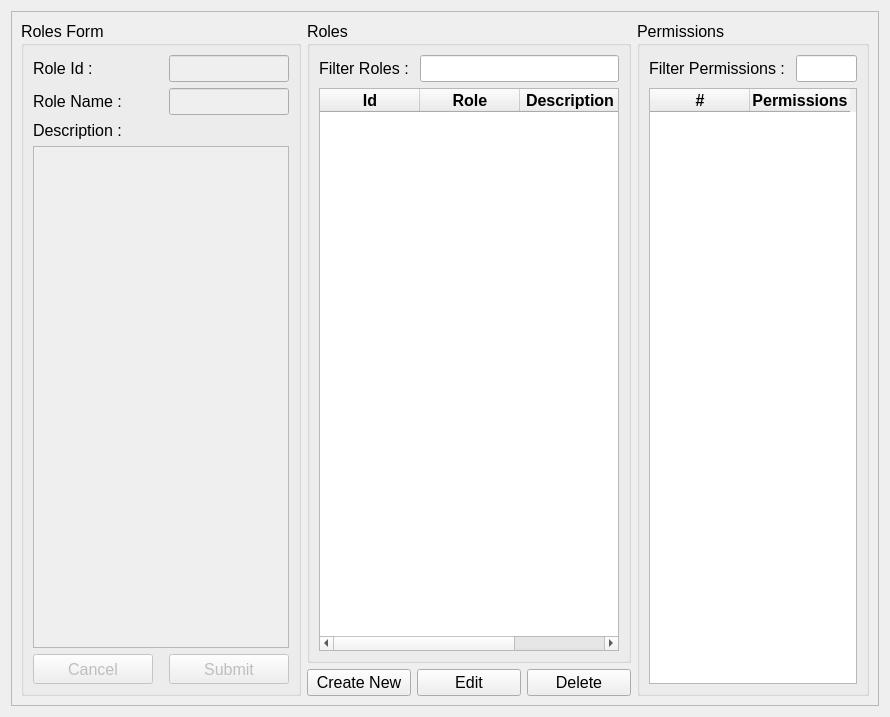
The window that ui/role_permissions.ui (michael-halim/pos) describes before a commit, drawn with Qt 5.
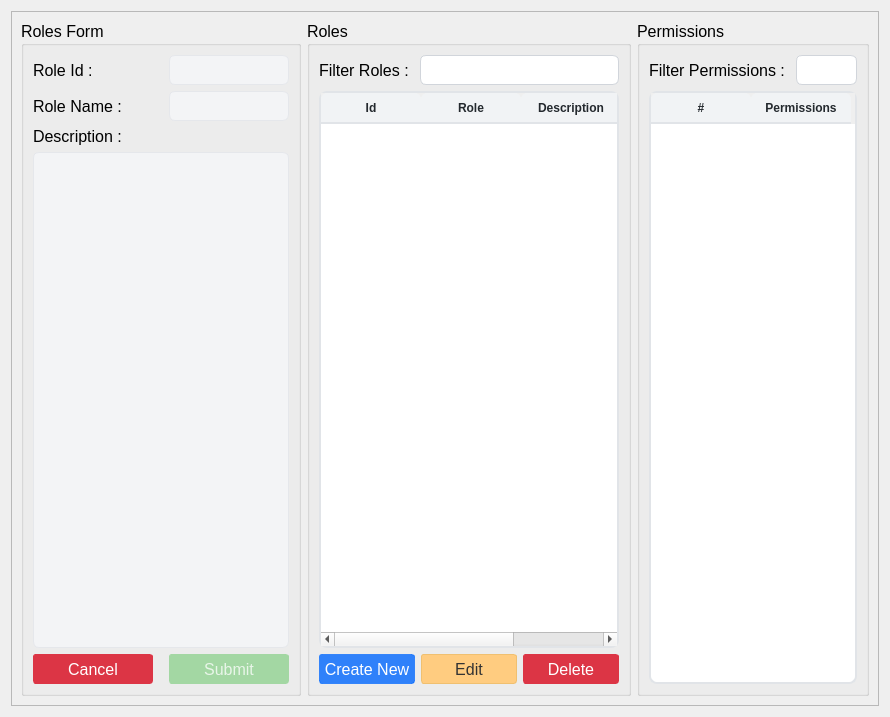
The same window after the commit.

Commit message: Patch#34: Added UI - Added UI for Table, Button, and Input - Fix some UI Behavior

What changed in the file:
```diff
--- a/ui/role_permissions.ui
+++ b/ui/role_permissions.ui
@@ -13,6 +13,256 @@
   <property name="windowTitle">
    <string>Role Permissions</string>
   </property>
+  <property name="styleSheet">
+   <string notr="true">QLineEdit{
+	border: 1px solid #d1d5db;      /* Light gray border */
+    border-radius: 6px;             /* Rounded corners */
+    outline: none;                  /* Remove default outline */
+    color: #333;                    /* Text color */
+    background-color: #fff;       /* Light gray background */
+    
+}
+
+QLineEdit:focus {
+    border: 1px solid #93c5fd;       /* Blue border on focus */
+    background-color: #ffffff;       /* White background when focused */
+}
+
+QLineEdit:disabled {
+    border: 1px solid #e5e7eb;      /* Lighter border when disabled */
+    background-color: #f3f4f6;      /* Light gray background when disabled */
+    color: #9ca3af;                 /* Lighter text color when disabled */
+}
+
+/* QComboBox Styling - Improved with clearer state indicators */
+QComboBox {
+    border: 1px solid #d1d5db;      /* Light gray border */
+    border-radius: 6px;             /* Rounded corners */
+    padding: 6px 12px 6px 10px;     /* Add some padding */
+    min-height: 20px;               /* Minimum height */
+    color: #333;                    /* Text color */
+    background-color: #fff;         /* White background */
+    selection-background-color: #93c5fd; /* Light blue selection */
+    font-size: 14px;                /* Consistent font size */
+    min-width: 6em;                 /* Minimum width */
+}
+
+QComboBox:hover:!disabled {
+    border-color: #93c5fd;          /* Light blue border on hover when enabled */
+    background-color: #f0f7ff;      /* Very light blue background on hover */
+}
+
+QComboBox:focus {
+    border: 2px solid #3b82f6;      /* Thicker, darker blue border on focus */
+    background-color: #ffffff;      /* Pure white background when focused */
+}
+
+QComboBox:disabled {
+    border: 1px solid #d9dce0;      /* Very light gray border when disabled */
+    background-color: #f3f4f6;      /* Light gray background when disabled */
+    color: #9ca3af;                 /* Lighter text color when disabled */
+}
+
+QComboBox::drop-down {
+    subcontrol-origin: padding;
+    subcontrol-position: center right;
+    width: 20px;
+    border: none;                   /* Remove border for cleaner look */
+    margin-right: 5px;              /* Add some margin */
+}
+
+/* If you don't have an icon, use this instead: */
+QComboBox::down-arrow {
+    width: 0;
+    height: 0;
+    border-left: 5px solid transparent;
+    border-right: 5px solid transparent;
+    border-top: 5px solid #666;     /* Arrow color */
+    margin-right: 5px;
+}
+
+QComboBox::down-arrow:disabled {
+    border-top: 5px solid #b0b0b0;  /* Lighter arrow color when disabled */
+}
+
+QComboBox:disabled {
+    color: #9ca3af;                 /* Lighter text when disabled */
+    background-color: #f3f4f6;      /* Light gray background */
+    border-color: #e5e7eb;          /* Lighter border */
+}
+
+/* Add a visual indicator for disabled state */
+QComboBox:disabled {
+    color: #9ca3af;
+    background-color: #f3f4f6;
+    border: 1px solid #e5e7eb;
+    padding-right: 25px;            /* Make room for the lock icon */
+}
+
+/* If you don't have a lock icon, use a pattern instead */
+QComboBox:disabled {
+    background-image: repeating-linear-gradient(
+        45deg,
+        transparent,
+        transparent 5px,
+        rgba(200, 200, 200, 0.1) 5px,
+        rgba(200, 200, 200, 0.1) 10px
+    );
+}
+
+QComboBox QAbstractItemView {
+    border: 1px solid #d1d5db;
+    border-radius: 0px 0px 6px 6px;
+    background-color: white;
+    selection-background-color: #3b82f6;  /* Darker blue for better contrast */
+    selection-color: white;               /* White text on selection */
+    outline: none;
+    padding: 5px;
+}
+
+QComboBox QAbstractItemView::item {
+    min-height: 25px;               /* Taller items for better clickability */
+    padding: 5px;                   /* Padding inside items */
+}
+
+QComboBox QAbstractItemView::item:hover {
+    background-color: #e5f0ff;      /* Light blue on hover */
+    color: #333;
+}
+
+/* QTextEdit Styling - Similar to QLineEdit */
+QTextEdit {
+    border: 1px solid #d1d5db;      /* Light gray border */
+    border-radius: 6px;             /* Rounded corners */
+    outline: none;                  /* Remove default outline */
+    color: #333;                    /* Text color */
+    background-color: #fff;         /* White background */
+    padding: 6px 10px;              /* Add some padding for better text display */
+    selection-background-color: #93c5fd; /* Light blue selection */
+}
+
+QTextEdit:focus {
+    border: 1px solid #93c5fd;      /* Blue border on focus */
+    background-color: #ffffff;      /* White background when focused */
+}
+
+QTextEdit:disabled {
+    border: 1px solid #e5e7eb;      /* Lighter border when disabled */
+    background-color: #f3f4f6;      /* Light gray background when disabled */
+    color: #9ca3af;                 /* Lighter text color when disabled */
+}
+
+
+/* QDateEdit Styling */
+QDateEdit {
+    border: 1px solid #d1d5db;
+    border-radius: 6px;
+    padding: 6px 10px;
+    min-height: 20px;
+    color: #333;
+    background-color: #fff;
+    font-size: 14px;
+}
+
+QDateEdit:hover:!disabled {
+    border-color: #93c5fd;
+    background-color: #f0f7ff;
+}
+
+QDateEdit:focus {
+    border: 2px solid #3b82f6;
+    background-color: #ffffff;
+}
+
+QDateEdit:disabled {
+    color: #9ca3af;
+    background-color: #f3f4f6;
+    border: 1px dashed #c0c0c0;
+}
+
+QDateEdit::drop-down {
+    subcontrol-origin: padding;
+    subcontrol-position: center right;
+    width: 20px;
+    border: none;
+    margin-right: 5px;
+}
+
+QDateEdit::down-arrow {
+    width: 0;
+    height: 0;
+    border-left: 5px solid transparent;
+    border-right: 5px solid transparent;
+    border-top: 5px solid #666;
+    margin-right: 5px;
+}
+
+QDateEdit::down-arrow:disabled {
+    border-top: 5px solid #b0b0b0;
+}
+
+/* Calendar popup styling */
+QCalendarWidget {
+    background-color: white;
+    border: 1px solid #d1d5db;
+}
+
+QCalendarWidget QToolButton {
+    color: #333;
+    background-color: transparent;
+    border: 1px solid transparent;
+    border-radius: 4px;
+    padding: 4px;
+}
+
+QCalendarWidget QToolButton:hover {
+    background-color: #f0f7ff;
+    border: 1px solid #93c5fd;
+}
+
+QCalendarWidget QMenu {
+    background-color: white;
+    border: 1px solid #d1d5db;
+    padding: 5px;
+}
+
+QCalendarWidget QSpinBox {
+    border: 1px solid #d1d5db;
+    border-radius: 4px;
+    padding: 3px;
+    background-color: white;
+}
+
+QCalendarWidget QAbstractItemView:enabled {
+    background-color: white;
+    color: #333;
+    selection-background-color: #3b82f6;
+    selection-color: white;
+}
+
+QCalendarWidget QAbstractItemView:disabled {
+    color: #9ca3af;
+}
+
+QCalendarWidget QWidget#qt_calendar_navigationbar {
+    background-color: #f1f5f9;
+    border-bottom: 1px solid #d1d5db;
+    padding: 4px;
+}
+
+QPushButton {
+    text-align: center;
+    white-space: nowrap;
+    vertical-align: middle;
+    border: 1px solid transparent;
+    line-height: 1.5;
+    border-radius: 3px;
+    margin: 0.25rem;
+	opacity: 0.55;
+
+}
+</string>
+  </property>
   <layout class="QGridLayout" name="gridLayout_4">
    <item row="0" column="0">
     <widget class="QFrame" name="frame">
@@ -64,6 +314,11 @@
                  <height>0</height>
                 </size>
                </property>
+               <property name="font">
+                <font>
+                 <pointsize>12</pointsize>
+                </font>
+               </property>
                <property name="text">
                 <string>Description : </string>
                </property>
@@ -74,6 +329,9 @@
                <property name="enabled">
                 <bool>false</bool>
                </property>
+               <property name="font">
+                <font/>
+               </property>
               </widget>
              </item>
              <item row="5" column="1">
@@ -98,6 +356,23 @@
                  <pointsize>12</pointsize>
                 </font>
                </property>
+               <property name="styleSheet">
+                <string notr="true">QPushButton {
+    color: #fff;
+    background-color: #5cb85c;
+    border-color: #4cae4c;
+}
+QPushButton:hover {
+    background-color: #4cae4c;
+    border-color: #419641;
+}
+QPushButton:disabled {
+    background-color: #a3d7a3;
+    border-color: #a3d7a3;
+    color: #e8f5e8;
+}
+</string>
+               </property>
                <property name="text">
                 <string>Submit</string>
                </property>
@@ -114,6 +389,22 @@
                  <height>30</height>
                 </size>
                </property>
+               <property name="font">
+                <font>
+                 <pointsize>12</pointsize>
+                </font>
+               </property>
+               <property name="styleSheet">
+                <string notr="true">QPushButton {
+    color: #fff;
+    background-color: #dc3545;
+    border-color: #dc3545;
+}
+QPushButton:hover {
+    background-color: #bb2d3b;
+    border-color: #b02a37;
+}</string>
+               </property>
                <property name="text">
                 <string>Cancel</string>
                </property>
@@ -124,6 +415,12 @@
                <property name="enabled">
                 <bool>false</bool>
                </property>
+               <property name="minimumSize">
+                <size>
+                 <width>0</width>
+                 <height>30</height>
+                </size>
+               </property>
                <property name="maximumSize">
                 <size>
                  <width>200</width>
@@ -148,6 +445,11 @@
                  <height>0</height>
                 </size>
                </property>
+               <property name="font">
+                <font>
+                 <pointsize>12</pointsize>
+                </font>
+               </property>
                <property name="text">
                 <string>Role Id : </string>
                </property>
@@ -158,6 +460,12 @@
                <property name="enabled">
                 <bool>false</bool>
                </property>
+               <property name="minimumSize">
+                <size>
+                 <width>0</width>
+                 <height>30</height>
+                </size>
+               </property>
               </widget>
              </item>
             </layout>
@@ -184,6 +492,12 @@
                 <layout class="QFormLayout" name="formLayout_2">
                  <item row="0" column="0">
                   <widget class="QLabel" name="filter_roles_label">
+                   <property name="minimumSize">
+                    <size>
+                     <width>0</width>
+                     <height>30</height>
+                    </size>
+                   </property>
                    <property name="font">
                     <font>
                      <pointsize>12</pointsize>
@@ -199,7 +513,7 @@
                    <property name="minimumSize">
                     <size>
                      <width>0</width>
-                     <height>0</height>
+                     <height>30</height>
                     </size>
                    </property>
                    <property name="maximumSize">
@@ -225,6 +539,80 @@
                    <height>0</height>
                   </size>
                  </property>
+                 <property name="font">
+                  <font>
+                   <pointsize>12</pointsize>
+                  </font>
+                 </property>
+                 <property name="styleSheet">
+                  <string notr="true">QTableWidget {
+            background-color: #ffffff;
+            alternate-background-color: #f5f8fa;
+            border: 2px solid #e1e4e8;
+            border-radius: 8px;
+            gridline-color: #e1e4e8;
+            selection-background-color: #0366d6;
+            selection-color: #ffffff;
+        }
+        
+        QTableWidget::item {
+            border-bottom: 1px solid #e1e4e8;
+			padding: 6px;
+        }
+        
+        QTableWidget::item:selected {
+            background-color: #0366d6;
+			border: none; /* Remove any border on selected items */
+        }
+
+        QTableWidget::item:focus {
+            border: none; /* Remove the focus border */
+            outline: none; /* Remove the focus outline */
+        }
+
+        QHeaderView::section {
+            background-color: #f1f3f5;
+            color: #24292e;
+            font-weight: bold;
+            border: none;
+            border-bottom: 2px solid #e1e4e8;
+            padding: 3px;
+            border-top-left-radius: 6px;
+            border-top-right-radius: 6px;
+        }
+        
+        QTableWidget QScrollBar:vertical {
+            border: none;
+            background: #f1f3f5;
+            width: 10px;
+            border-radius: 5px;
+        }
+        
+        QTableWidget QScrollBar::handle:vertical {
+            background: #c0c0c0;
+            border-radius: 5px;
+        }
+        
+        QTableWidget QScrollBar::handle:vertical:hover {
+            background: #a0a0a0;
+        }
+        
+        QTableWidget QScrollBar:horizontal {
+            border: none;
+            background: #f1f3f5;
+            height: 10px;
+            border-radius: 5px;
+        }
+        
+        QTableWidget QScrollBar::handle:horizontal {
+            background: #c0c0c0;
+            border-radius: 5px;
+        }
+        
+        QTableWidget QScrollBar::handle:horizontal:hover {
+            background: #a0a0a0;
+        }</string>
+                 </property>
                  <property name="sortingEnabled">
                   <bool>true</bool>
                  </property>
@@ -275,51 +663,113 @@
                  </column>
                 </widget>
                </item>
+               <item>
+                <layout class="QHBoxLayout" name="horizontalLayout">
+                 <item>
+                  <widget class="QPushButton" name="create_new_role_permissions_button">
+                   <property name="minimumSize">
+                    <size>
+                     <width>0</width>
+                     <height>30</height>
+                    </size>
+                   </property>
+                   <property name="font">
+                    <font>
+                     <pointsize>12</pointsize>
+                    </font>
+                   </property>
+                   <property name="styleSheet">
+                    <string notr="true">QPushButton{
+    color: #fff;
+    background-color: rgba(13, 110, 253, 0.85); /* RGBA with alpha channel */
+    border-color: rgba(13, 110, 253, 0.7);
+}
+QPushButton:hover {
+    background-color: rgba(11, 94, 215, 0.9);
+    border-color: rgba(10, 88, 202, 0.9);
+    opacity: 0.95;
+}
+QPushButton:disabled {
+    background-color: #a8c1ff;
+    border-color: #a8c1ff;
+    color: #e6eeff;
+}</string>
+                   </property>
+                   <property name="text">
+                    <string>Create New</string>
+                   </property>
+                  </widget>
+                 </item>
+                 <item>
+                  <widget class="QPushButton" name="edit_role_permissions_button">
+                   <property name="minimumSize">
+                    <size>
+                     <width>0</width>
+                     <height>30</height>
+                    </size>
+                   </property>
+                   <property name="font">
+                    <font>
+                     <pointsize>12</pointsize>
+                    </font>
+                   </property>
+                   <property name="styleSheet">
+                    <string notr="true">QPushButton{
+    color: #333;
+    background-color: #ffcc80; /* Softer yellow/orange */
+    border-color: #f0c070;
+}
+QPushButton:hover {
+    background-color: #f0c070;
+    border-color: #e0b060;
+}
+QPushButton:disabled {
+    background-color: #ffe0b3;
+    border-color: #ffe0b3;
+    color: #8a7a5c;
+}</string>
+                   </property>
+                   <property name="text">
+                    <string>Edit</string>
+                   </property>
+                  </widget>
+                 </item>
+                 <item>
+                  <widget class="QPushButton" name="delete_role_permissions_button">
+                   <property name="minimumSize">
+                    <size>
+                     <width>0</width>
+                     <height>30</height>
+                    </size>
+                   </property>
+                   <property name="font">
+                    <font>
+                     <pointsize>12</pointsize>
+                    </font>
+                   </property>
+                   <property name="styleSheet">
+                    <string notr="true">QPushButton {
+    color: #fff;
+    background-color: #dc3545;
+    border-color: #dc3545;
+}
+QPushButton:hover {
+    background-color: #bb2d3b;
+    border-color: #b02a37;
+}</string>
+                   </property>
+                   <property name="text">
+                    <string>Delete</string>
+                   </property>
+                  </widget>
+                 </item>
+                </layout>
+               </item>
               </layout>
              </item>
             </layout>
            </widget>
           </item>
-          <item>
-           <layout class="QHBoxLayout" name="horizontalLayout">
-            <item>
-             <widget class="QPushButton" name="create_new_role_permissions_button">
-              <property name="font">
-               <font>
-                <pointsize>12</pointsize>
-               </font>
-              </property>
-              <property name="text">
-               <string>Create New</string>
-              </property>
-             </widget>
-            </item>
-            <item>
-             <widget class="QPushButton" name="edit_role_permissions_button">
-              <property name="font">
-               <font>
-                <pointsize>12</pointsize>
-               </font>
-              </property>
-              <property name="text">
-               <string>Edit</string>
-              </property>
-             </widget>
-            </item>
-            <item>
-             <widget class="QPushButton" name="delete_role_permissions_button">
-              <property name="font">
-               <font>
-                <pointsize>12</pointsize>
-               </font>
-              </property>
-              <property name="text">
-               <string>Delete</string>
-              </property>
-             </widget>
-            </item>
-           </layout>
-          </item>
          </layout>
         </item>
         <item>
@@ -339,6 +789,12 @@
               <layout class="QFormLayout" name="formLayout_3">
                <item row="0" column="0">
                 <widget class="QLabel" name="filter_permissions_label">
+                 <property name="minimumSize">
+                  <size>
+                   <width>0</width>
+                   <height>30</height>
+                  </size>
+                 </property>
                  <property name="font">
                   <font>
                    <pointsize>12</pointsize>
@@ -354,7 +810,7 @@
                  <property name="minimumSize">
                   <size>
                    <width>0</width>
-                   <height>0</height>
+                   <height>30</height>
                   </size>
                  </property>
                  <property name="maximumSize">
@@ -386,6 +842,80 @@
                  <height>16777215</height>
                 </size>
                </property>
+               <property name="font">
+                <font>
+                 <pointsize>12</pointsize>
+                </font>
+               </property>
+               <property name="styleSheet">
+                <string notr="true">QTableWidget {
+            background-color: #ffffff;
+            alternate-background-color: #f5f8fa;
+            border: 2px solid #e1e4e8;
+            border-radius: 8px;
+            gridline-color: #e1e4e8;
+            selection-background-color: #0366d6;
+            selection-color: #ffffff;
+        }
+        
+        QTableWidget::item {
+            border-bottom: 1px solid #e1e4e8;
+			padding: 6px;
+        }
+        
+        QTableWidget::item:selected {
+            background-color: #0366d6;
+			border: none; /* Remove any border on selected items */
+        }
+
+        QTableWidget::item:focus {
+            border: none; /* Remove the focus border */
+            outline: none; /* Remove the focus outline */
+        }
+
+        QHeaderView::section {
+            background-color: #f1f3f5;
+            color: #24292e;
+            font-weight: bold;
+            border: none;
+            border-bottom: 2px solid #e1e4e8;
+            padding: 3px;
+            border-top-left-radius: 6px;
+            border-top-right-radius: 6px;
+        }
+        
+        QTableWidget QScrollBar:vertical {
+            border: none;
+            background: #f1f3f5;
+            width: 10px;
+            border-radius: 5px;
+        }
+        
+        QTableWidget QScrollBar::handle:vertical {
+            background: #c0c0c0;
+            border-radius: 5px;
+        }
+        
+        QTableWidget QScrollBar::handle:vertical:hover {
+            background: #a0a0a0;
+        }
+        
+        QTableWidget QScrollBar:horizontal {
+            border: none;
+            background: #f1f3f5;
+            height: 10px;
+            border-radius: 5px;
+        }
+        
+        QTableWidget QScrollBar::handle:horizontal {
+            background: #c0c0c0;
+            border-radius: 5px;
+        }
+        
+        QTableWidget QScrollBar::handle:horizontal:hover {
+            background: #a0a0a0;
+        }</string>
+               </property>
                <property name="sortingEnabled">
                 <bool>true</bool>
                </property>
```
The commit also changes 35 other files.
